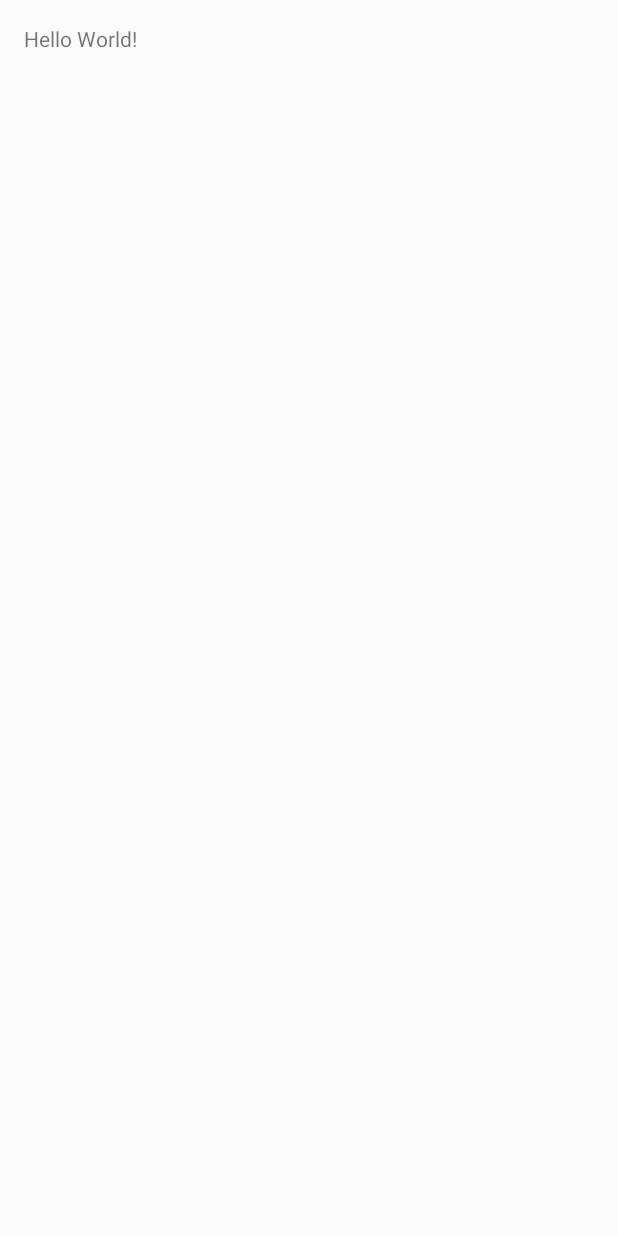
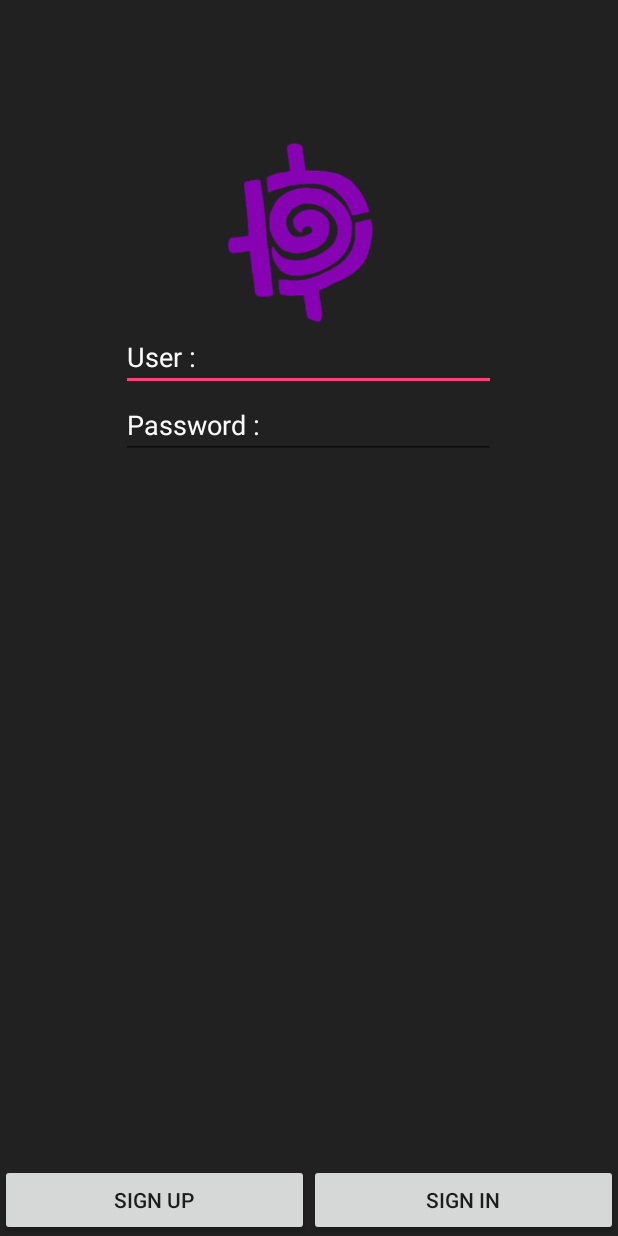
Before and after one commit to kan555/DoneDream, an Android app: the screen it shows after launch (MainActivity), on a phone screen of 412 x 824 dp. Before the commit the screen is almost empty. Run offline under Robolectric (Android 15) with nearby library versions, the phone set to English and light mode, and no system bars.

Commit message:
disign main finished

```diff
--- a/app/src/main/res/layout/activity_main.xml
+++ b/app/src/main/res/layout/activity_main.xml
@@ -3,14 +3,61 @@
     xmlns:tools="http://schemas.android.com/tools"
     android:layout_width="match_parent"
     android:layout_height="match_parent"
-    android:paddingBottom="@dimen/activity_vertical_margin"
-    android:paddingLeft="@dimen/activity_horizontal_margin"
-    android:paddingRight="@dimen/activity_horizontal_margin"
-    android:paddingTop="@dimen/activity_vertical_margin"
-    tools:context="com.donedream.sillapajarn.chawametha.donedream.MainActivity">
+    tools:context="com.donedream.sillapajarn.chawametha.donedream.MainActivity"
+    android:background="@drawable/bg">
 
-    <TextView
+    <LinearLayout
+        android:orientation="vertical"
         android:layout_width="wrap_content"
         android:layout_height="wrap_content"
-        android:text="Hello World!" />
+        android:layout_centerHorizontal="true"
+        android:padding="@dimen/margin"
+        android:gravity="center_horizontal"
+        android:layout_marginTop="80dp">
+
+        <ImageView
+            android:layout_width="@dimen/icon"
+            android:layout_height="@dimen/icon"
+            android:id="@+id/imageView"
+            android:src="@drawable/logo200" />
+
+        <EditText
+            android:layout_width="@dimen/edit"
+            android:layout_height="wrap_content"
+            android:id="@+id/editText"
+            android:hint="@string/user"
+            android:inputType="text"
+            android:textColor="#fdfdfe"
+            android:textColorHint="#fdfdfe" />
+
+        <EditText
+            android:layout_width="@dimen/edit"
+            android:layout_height="wrap_content"
+            android:id="@+id/editText2"
+            android:hint="@string/pass"
+            android:inputType="textPassword"
+            android:textColor="#fdfdfe"
+            android:textColorHint="#fdfdfe" />
+    </LinearLayout>
+
+    <LinearLayout
+        android:orientation="horizontal"
+        android:layout_width="match_parent"
+        android:layout_height="wrap_content"
+        android:layout_alignParentBottom="true">
+
+        <Button
+            android:layout_width="wrap_content"
+            android:layout_height="wrap_content"
+            android:text="@string/signup"
+            android:id="@+id/button"
+            android:layout_weight="1" />
+
+        <Button
+            android:layout_width="wrap_content"
+            android:layout_height="wrap_content"
+            android:text="@string/signin"
+            android:id="@+id/button2"
+            android:layout_weight="1" />
+    </LinearLayout>
 </RelativeLayout>
--- a/app/src/main/res/values/dimens.xml
+++ b/app/src/main/res/values/dimens.xml
@@ -2,4 +2,11 @@
     <!-- Default screen margins, per the Android Design guidelines. -->
     <dimen name="activity_horizontal_margin">16dp</dimen>
     <dimen name="activity_vertical_margin">16dp</dimen>
+
+    <dimen name="h1">30sp</dimen>
+    <dimen name="h2">20sp</dimen>
+    <dimen name="icon">120dp</dimen>
+    <dimen name="margin">15dp</dimen>
+    <dimen name="edit">250dp</dimen>
+
 </resources>
--- a/app/src/main/res/values/strings.xml
+++ b/app/src/main/res/values/strings.xml
@@ -1,3 +1,13 @@
 <resources>
     <string name="app_name">DoneDream</string>
+
+    <string name="user">User :</string>
+    <string name="pass">Password :</string>
+    <string name="signup">Sign Up</string>
+    <string name="signin">Sign In</string>
+    <string name="name">Name :</string>
+    <string name="email">Email :</string>
+    <string name="birth">Birth Date :</string>
+    <string name="country">Country :</string>
+
 </resources>
```
Also changed, not shown: app/src/main/res/drawable/bg.png (added), app/src/main/res/drawable/logo200.png (added).
